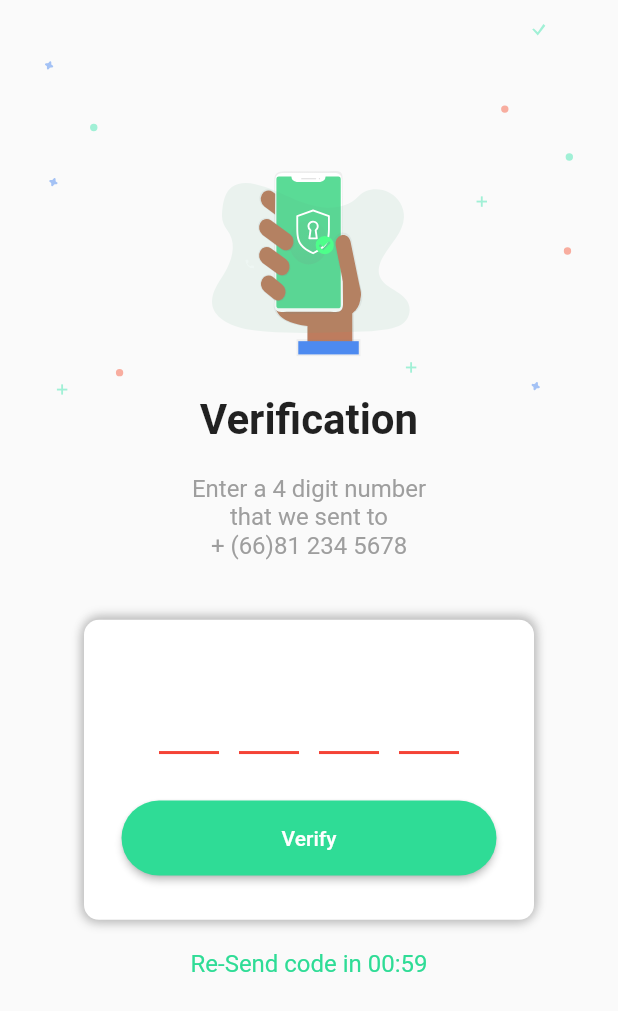
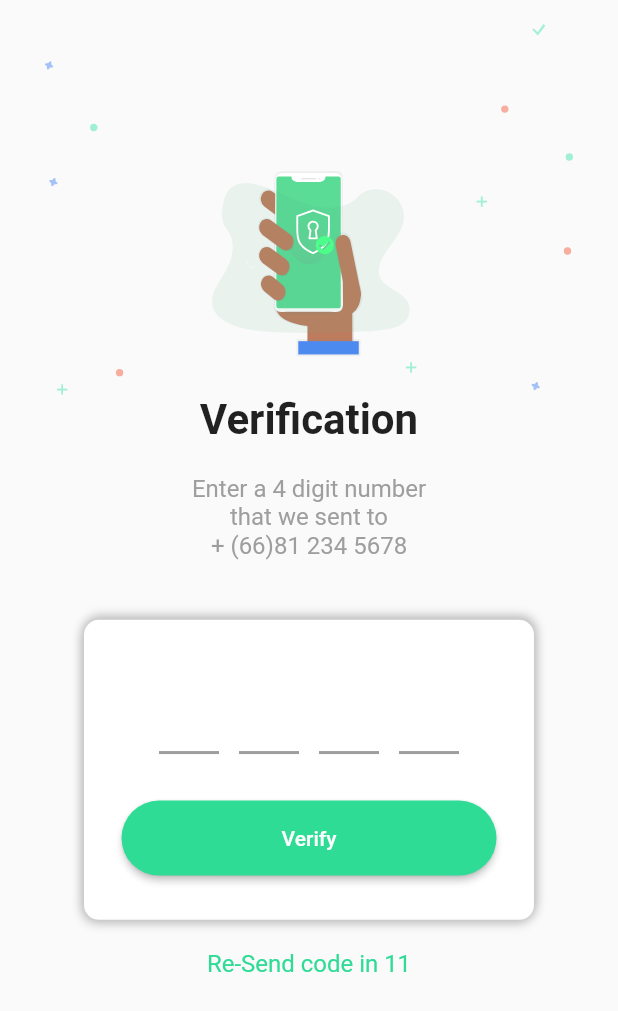
Before and after one commit to godprogrammer3/technician_app, a Flutter app: the screen it shows after launch, after a tap on "Verify", on a phone screen of 412 x 824 dp. Shown: the top 1011 px of the screen. Run offline on Flutter 3.47's test engine with Material 2 defaults, Android fonts, the phone set to English and light mode, and no system bars; drawn by our look-alikes of pin_code_fields; our stand-ins replace bloc, dartz, equatable, flutter_bloc, flutter_svg.

Commit message:
finish time out function

```diff
--- a/lap_app/lib/bloc/bloc.dart
+++ b/lap_app/lib/bloc/bloc.dart
@@ -0,0 +1 @@
+export './verify_otp_bloc.dart';
--- /dev/null
+++ b/lap_app/lib/bloc/verify_otp_event.dart
@@ -0,0 +1,29 @@
+part of 'verify_otp_bloc.dart';
+
+abstract class VerifyOtpEvent extends Equatable {
+  const VerifyOtpEvent();
+}
+
+class LodingEvent extends VerifyOtpEvent{
+  @override
+  // TODO: implement props
+  List<Object> get props => null;
+
+}
+
+class GetTokenEvent extends VerifyOtpEvent {
+  final String otpCode;
+
+  GetTokenEvent(this.otpCode);
+  @override
+  // TODO: implement props
+  List<Object> get props => [otpCode];
+
+}
+
+class OtpTimeoutEvent extends VerifyOtpEvent{
+  @override
+  // TODO: implement props
+  List<Object> get props => null;
+
+}
--- /dev/null
+++ b/lap_app/lib/bloc/verify_otp_state.dart
@@ -0,0 +1,24 @@
+part of 'verify_otp_bloc.dart';
+
+abstract class VerifyOtpState extends Equatable {
+  const VerifyOtpState();
+}
+
+class VerifyOtpInitial extends VerifyOtpState {
+  @override
+  List<Object> get props => [];
+}
+
+class VerifyOtpLoading extends VerifyOtpState {
+  @override
+  // TODO: implement props
+  List<Object> get props => null;
+
+}
+
+class VerifyOtpTimeout extends VerifyOtpState {
+  @override
+  // TODO: implement props
+  List<Object> get props => null;
+
+}
--- /dev/null
+++ b/lap_app/lib/core/error/error.dart
@@ -0,0 +1 @@
+export './failure.dart';
--- a/lap_app/lib/main.dart
+++ b/lap_app/lib/main.dart
@@ -1,5 +1,7 @@
 import 'package:flutter/material.dart';
 import 'package:flutter/services.dart';
+import 'package:flutter_bloc/flutter_bloc.dart';
+import 'package:lap_app/bloc/bloc.dart';
 import 'package:lap_app/ui/pages/pages.dart';
 import 'dart:async';
 
@@ -21,7 +23,7 @@ class MyApp extends StatelessWidget {
       theme: ThemeData(
         primarySwatch: Colors.green,
       ),
-      home: VerifyOtpPage(),
+      home:  VerifyOtpPage(),
     );
   }
 }
--- a/lap_app/lib/model/models.dart
+++ /dev/null
@@ -1,2 +0,0 @@
-export './token.dart';
-export './credential.dart';
--- /dev/null
+++ b/lap_app/lib/models/models.dart
@@ -0,0 +1,3 @@
+export './token.dart';
+export './credential.dart';
+export './otp.dart';
--- a/lap_app/lib/ui/pages/verify_otp_page.dart
+++ b/lap_app/lib/ui/pages/verify_otp_page.dart
@@ -5,9 +5,19 @@ import 'package:lap_app/bloc/bloc.dart';
 import 'package:lap_app/ui/widget/widgets.dart';
 import 'package:flutter_svg/flutter_svg.dart';
 
-String currentOtp = '';
+class VerifyOtpPage extends StatelessWidget {
+  const VerifyOtpPage({Key key}) : super(key: key);
 
-class VerifyOtpPage extends StatelessWidget {
+  @override
+  Widget build(BuildContext context) {
+    return BlocProvider(
+      create: (context) => VerifyOtpBloc(),
+      child: VerifyOtpPageChild(),
+    );
+  }
+}
+
+class VerifyOtpPageChild extends StatelessWidget {
   @override
   Widget build(BuildContext context) {
     return Scaffold(
@@ -18,7 +28,16 @@ class VerifyOtpPage extends StatelessWidget {
           bottom: true,
           minimum: const EdgeInsets.all(16.0),
           child: SingleChildScrollView(
-            child: buildBody(context),
+            child: BlocListener<VerifyOtpBloc, VerifyOtpState>(
+                listener: (context, state) {
+                  if (state is VerifyOtpTimeout) {
+                    Scaffold.of(context).showSnackBar(SnackBar(
+                      content: Text('OTP timeout !'),
+                      backgroundColor: Colors.orange,
+                    ));
+                  }
+                },
+                child: buildBody(context)),
           )),
     );
   }
@@ -53,7 +72,23 @@ class VerifyOtpPage extends StatelessWidget {
           ),
         ),
         SizedBox(height: 40),
-        OtpInput(),
+        BlocBuilder(
+          bloc: BlocProvider.of<VerifyOtpBloc>(context),
+          builder: (BuildContext context, state) {
+            if (state is VerifyOtpInitial) {
+              return OtpInput();
+            } else if (state is VerifyOtpLoading || state is VerifyOtpTimeout) {
+              return Container(
+                padding: EdgeInsets.all(10.0),
+                height: 100,
+                width: 100,
+                child: CircularProgressIndicator(
+                  backgroundColor: Colors.green[200],
+                ),
+              );
+            }
+          },
+        ),
       ]),
     ]);
   }
--- a/lap_app/lib/ui/widget/otp_input.dart
+++ b/lap_app/lib/ui/widget/otp_input.dart
@@ -1,4 +1,8 @@
+import 'dart:async';
+
 import 'package:flutter/services.dart';
+import 'package:flutter_bloc/flutter_bloc.dart';
+import 'package:lap_app/bloc/bloc.dart';
 import 'package:pin_code_fields/pin_code_fields.dart';
 import 'package:flutter/material.dart';
 
@@ -41,12 +45,12 @@ class OtpInput extends StatelessWidget {
                       color: Color.fromARGB(255, 47, 220, 150),
                       textColor: Colors.white,
                       child: Text('Verify'),
-                      onPressed: () => {},
+                      onPressed: () {},
                       shape: RoundedRectangleBorder(
                           borderRadius: new BorderRadius.circular(30.0),
                           side: BorderSide(color: Colors.transparent))),
                 ])),
-                SizedBox(height:20),
+        SizedBox(height: 20),
         OtpCountDown(),
       ],
     );
@@ -54,14 +58,19 @@ class OtpInput extends StatelessWidget {
 }
 
 class PinInput extends StatefulWidget {
-  PinInput({Key key}) : super(key: key);
+  //PinInput({Key key}) : super(key: key);
 
   @override
-  _PinInputState createState() => _PinInputState();
+  _PinInputState createState() => new _PinInputState();
 }
 
 class _PinInputState extends State<PinInput> {
   String currentOtp;
+  @override
+  void initState() {
+    super.initState();
+  }
+
   @override
   Widget build(BuildContext context) {
     return Column(children: <Widget>[
@@ -69,7 +78,7 @@ class _PinInputState extends State<PinInput> {
         padding: EdgeInsets.all(0),
         child: Padding(
             padding: const EdgeInsets.fromLTRB(50, 0, 50, 0),
-            child: PinCodeTextField(
+            child: new PinCodeTextField(
               length: 4,
               obsecureText: false,
               animationType: AnimationType.fade,
@@ -83,6 +92,7 @@ class _PinInputState extends State<PinInput> {
               textInputType: TextInputType.numberWithOptions(
                   signed: false, decimal: false),
               inputFormatters: [WhitelistingTextInputFormatter.digitsOnly],
+              inactiveColor: Colors.grey,
               onChanged: (value) {
                 setState(() {
                   currentOtp = value;
@@ -102,16 +112,57 @@ class OtpCountDown extends StatefulWidget {
 }
 
 class _OtpCountDownState extends State<OtpCountDown> {
+  Timer timer;
+  int minutes;
+  int seconds;
+  @override
+  void initState() {
+    super.initState();
+    minutes = 0;
+    seconds = 20;
+    timer = Timer.periodic(new Duration(seconds: 1), (timer) {
+      _countDown();
+    });
+  }
+
+  void _countDown() {
+    if (this.mounted) {
+      if (seconds == 0 && minutes == 0) {
+        final verifyOtpBloc = BlocProvider.of<VerifyOtpBloc>(context);
+        verifyOtpBloc.add(OtpTimeoutEvent());
+        minutes = 0;
+        seconds = 20;
+      } else {
+        seconds--;
+        if (seconds < 0) {
+          seconds = 59;
+          minutes--;
+        }
+      }
+      setState(() {
+        minutes = minutes;
+        seconds = seconds;
+      });
+    }
+  }
+
   @override
   Widget build(BuildContext context) {
     return Container(
       child: Text(
-         'Re-Send code in 00:59',
+          "Re-Send code in " +
+              (minutes > 0 ? minutes.toString() + " : " : "") +
+              "$seconds",
           style: TextStyle(
-           color:Color.fromARGB(255, 47, 220, 150),
+            color: Color.fromARGB(255, 47, 220, 150),
             fontSize: 16,
-         )
-       ),
+          )),
     );
   }
+
+  @override
+  void dispose() {
+    super.dispose();
+    timer.cancel();
   }
+}
```
Also changed, not shown: lap_app/lib/bloc/verify_otp_bloc.dart (added, +25 -0 lines), lap_app/lib/core/error/failure.dart (added, +11 -0 lines), lap_app/lib/models/otp.dart (added, +10 -0 lines), lap_app/lib/repository/verify_repositoy.dart (+5 -3 lines), lap_app/lib/models/credential.dart (line endings or trailing spaces), lap_app/lib/models/otp_verify.dart (added), lap_app/lib/models/token.dart (renamed from lap_app/lib/model/token.dart). Lines whose indentation alone changed are shown as unchanged.
